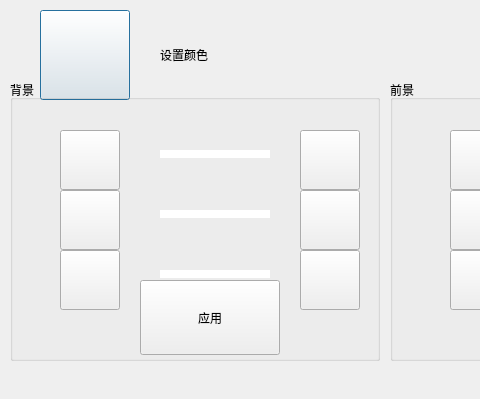
Above: src/XMusic/colordlg.ui from 1028417/XMusic before the change; both pictures show x 0 to 480 and y 0 to 399 of the 801 by 399 pixel window. Below: the same form after it.
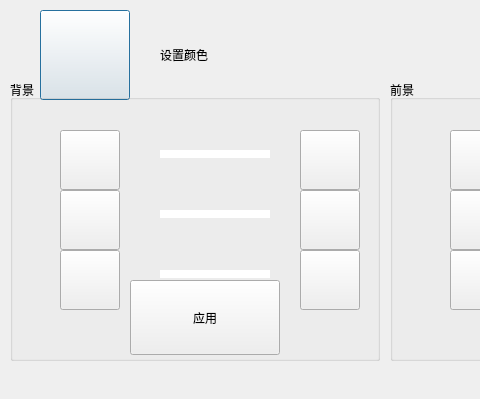
That is the form after the change. Icons and pictures are not drawn. Custom widgets are drawn as their Qt base class.

Patch:
```diff
--- a/src/XMusic/colordlg.ui
+++ b/src/XMusic/colordlg.ui
@@ -318,9 +318,9 @@
    <widget class="CButton" name="btnApplyBkgColor">
     <property name="geometry">
      <rect>
-      <x>130</x>
+      <x>120</x>
       <y>200</y>
-      <width>140</width>
+      <width>150</width>
       <height>75</height>
      </rect>
     </property>
```
